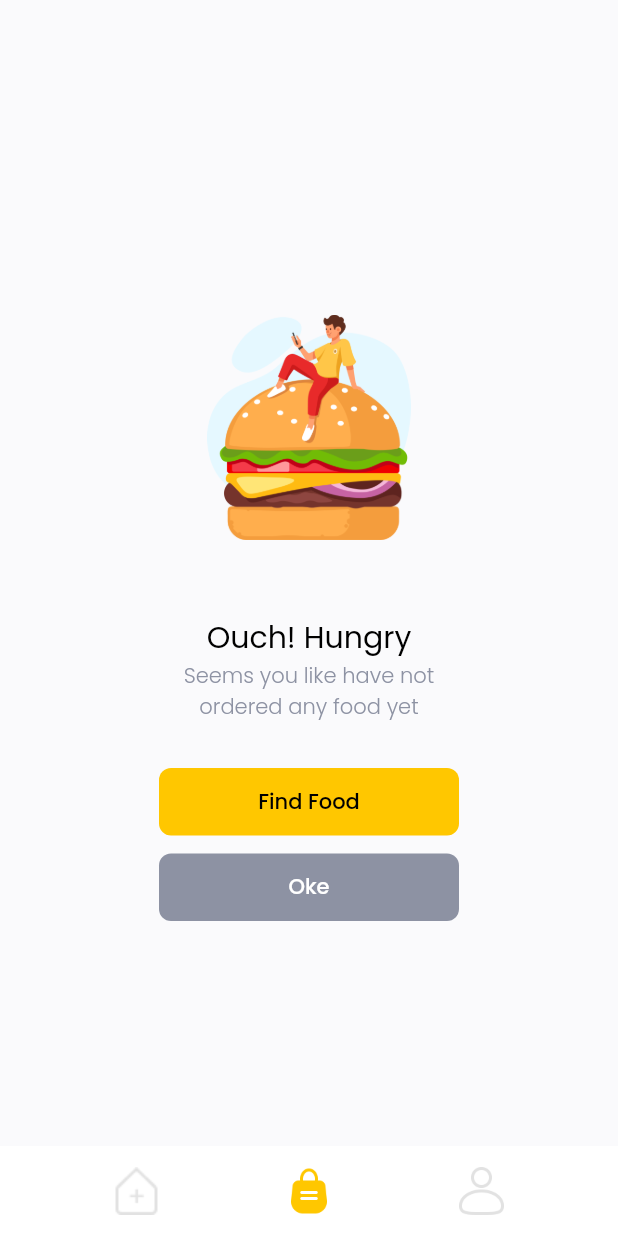
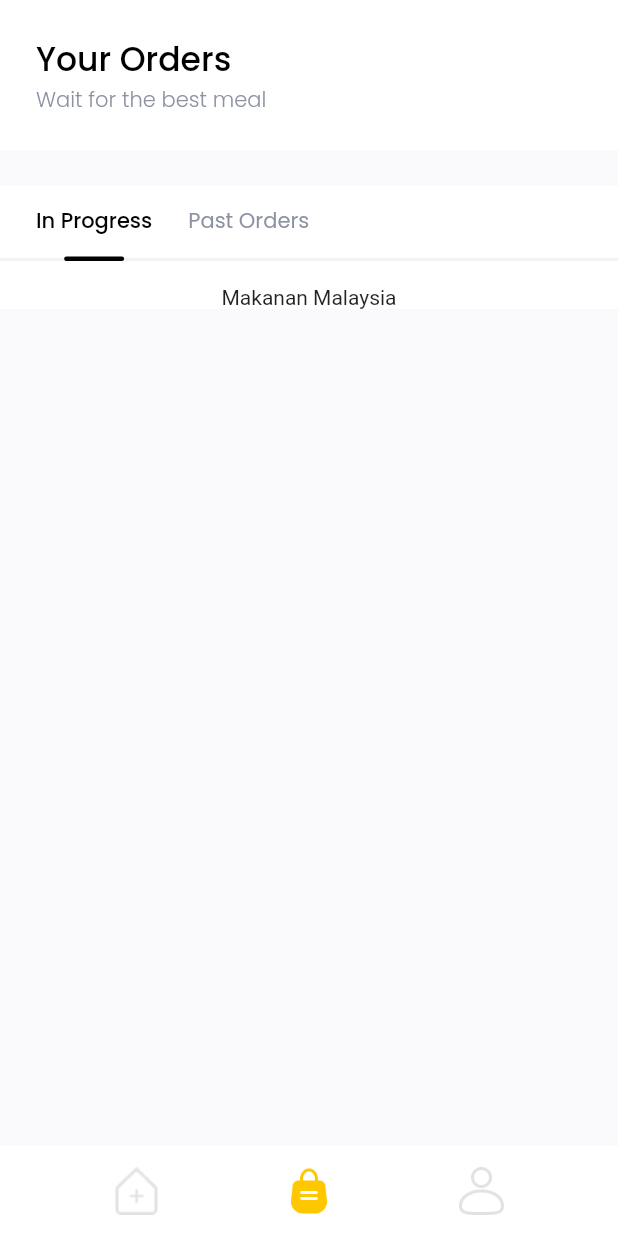
Before and after one commit to endijulian/flutter_foodmarket, a Flutter app: the MainPage screen opened directly, swiped to page 2, on a phone screen of 412 x 824 dp. Run offline on Flutter 3.47's test engine with Material 2 defaults, Android fonts, the phone set to English and light mode, and no system bars; our stand-ins replace equatable, flutter_spinkit, get, google_fonts, material_design_icons_flutter, supercharged; network calls fail.

Commit message:
order history page

```diff
--- a/lib/main.dart
+++ b/lib/main.dart
@@ -13,7 +13,7 @@ class MyApp extends StatelessWidget {
   Widget build(BuildContext context) {
     return GetMaterialApp(
       debugShowCheckedModeBanner: false,
-      home: SuccessSignUpPage(),
+      home: MainPage(),
     );
   }
 }
--- a/lib/ui/pages/main_page.dart
+++ b/lib/ui/pages/main_page.dart
@@ -38,15 +38,7 @@ class _MainPageState extends State<MainPage> {
                 //   child: Text('Order'),
                 // ),
                 Center(
-                  child: IllustrationPage(
-                    title: 'Ouch! Hungry',
-                    subtitle: 'Seems you like have not\nordered any food yet',
-                    picturePath: 'assets/love_burger.png',
-                    buttonTap1: () {},
-                    buttonTitle1: 'Find Food',
-                    buttonTap2: () {},
-                    buttonTitle2: 'Oke',
-                  ),
+                  child: OrderHistoryPage(),
                 ),
                 Center(
                   child: Text('Profile'),
--- /dev/null
+++ b/lib/ui/pages/order_history_page.dart
@@ -0,0 +1,88 @@
+part of 'pages.dart';
+
+class OrderHistoryPage extends StatefulWidget {
+  @override
+  _OrderHistoryPageState createState() => _OrderHistoryPageState();
+}
+
+class _OrderHistoryPageState extends State<OrderHistoryPage> {
+  int selectedIndex = 0;
+  List<Transaction> inProgress = mockTransactions
+      .where((element) =>
+          element.status == TransactionStatus.on_deliverey ||
+          element.status == TransactionStatus.pending)
+      .toList();
+
+  List<Transaction> past = mockTransactions
+      .where((element) =>
+          element.status == TransactionStatus.delivered ||
+          element.status == TransactionStatus.cancelled)
+      .toList();
+
+  @override
+  Widget build(BuildContext context) {
+    if (inProgress.length == 0 && past.length == 0) {
+      return IllustrationPage(
+        title: 'Ouch! Hungry',
+        subtitle: 'Seems you like have not\nordered any food yet',
+        picturePath: 'assets/love_burger.png',
+        buttonTap1: () {},
+        buttonTitle1: 'Find Food',
+      );
+    } else {
+      return ListView(
+        children: [
+          Column(
+            children: [
+              Container(
+                height: 100,
+                width: double.infinity,
+                margin: EdgeInsets.only(bottom: defaultMargin),
+                padding: EdgeInsets.symmetric(horizontal: defaultMargin),
+                color: Colors.white,
+                child: Column(
+                  crossAxisAlignment: CrossAxisAlignment.start,
+                  mainAxisAlignment: MainAxisAlignment.center,
+                  children: [
+                    Text('Your Orders', style: blackFontStyle1),
+                    Text(
+                      'Wait for the best meal',
+                      style:
+                          greyFontsStyle.copyWith(fontWeight: FontWeight.w300),
+                    )
+                  ],
+                ),
+              ),
+              Container(
+                width: double.infinity,
+                color: Colors.white,
+                child: Column(
+                  children: [
+                    CustomTabBar(
+                      titles: ['In Progress', 'Past Orders'],
+                      selectedIndex: selectedIndex,
+                      onTap: (index) {
+                        setState(() {
+                          selectedIndex = index;
+                        });
+                      },
+                    ),
+                    SizedBox(
+                      height: 16,
+                    ),
+                    Column(
+                      children: (selectedIndex == 0 ? inProgress : past)
+                          .map((e) => Text(e.food.name))
+                          .toList(),
+                    )
+                  ],
+                ),
+              )
+              ////BAGIAN BODY
+            ],
+          )
+        ],
+      );
+    }
+  }
+}
--- a/lib/ui/pages/pages.dart
+++ b/lib/ui/pages/pages.dart
@@ -23,3 +23,4 @@ part 'payment_page.dart';
 part 'illustration_page.dart';
 part 'success_order_page.dart';
 part 'success_sign_up_page.dart';
+part 'order_history_page.dart';
```
